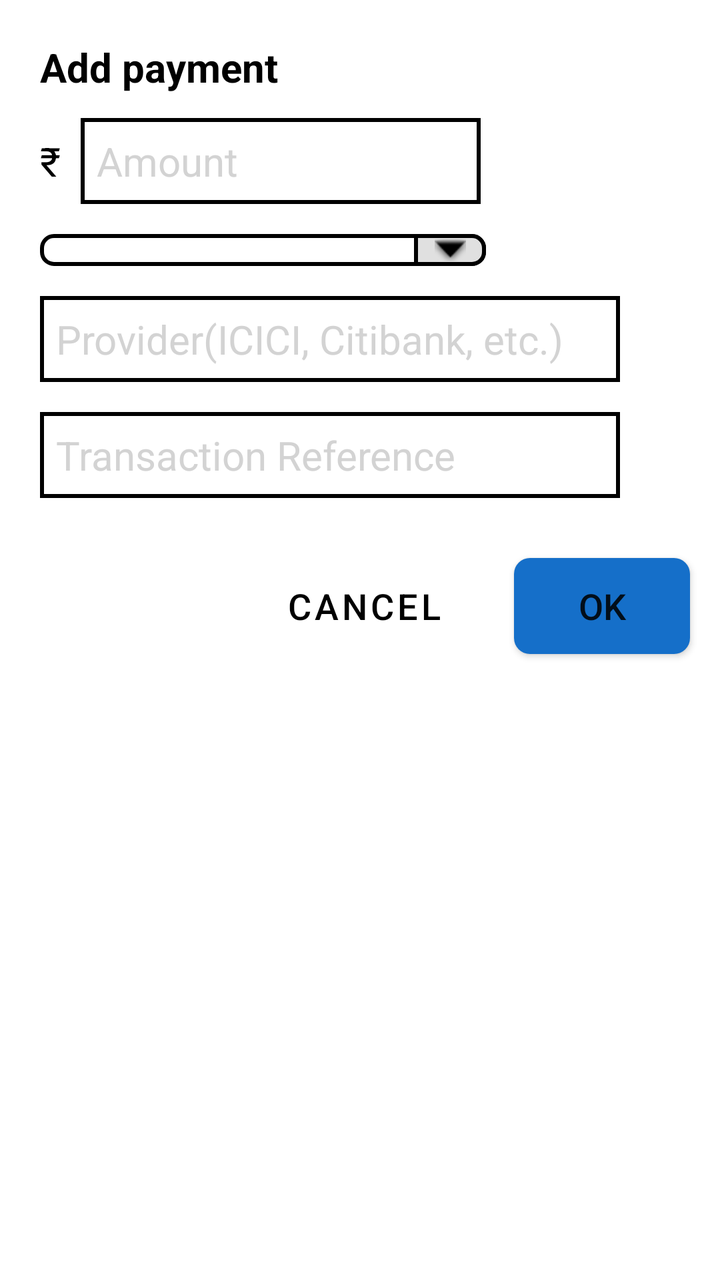
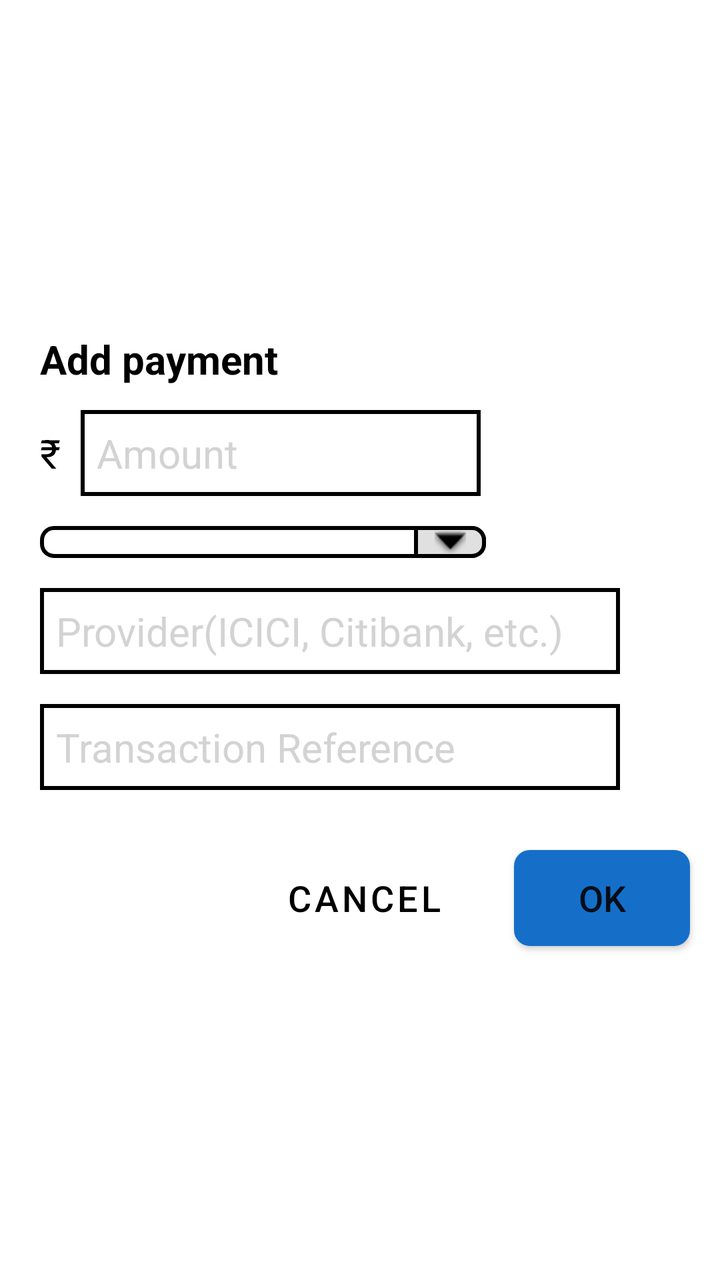

The first picture is an Android layout as it rendered before a commit; the second is the same layout after the commit. The layout source and the unified diff follow.
<!-- AndroidManifest.xml: application theme Theme.PaymentsTracker -->
<!-- res/layout/dialog_add_payment.xml -->
<?xml version="1.0" encoding="utf-8"?>
<androidx.constraintlayout.widget.ConstraintLayout xmlns:android="http://schemas.android.com/apk/res/android"
    android:layout_width="match_parent"
    android:layout_height="match_parent"
    xmlns:app="http://schemas.android.com/apk/res-auto">

    <ScrollView
        android:layout_width="match_parent"
        android:layout_height="match_parent">

        <androidx.constraintlayout.widget.ConstraintLayout
            android:layout_width="match_parent"
            android:layout_height="wrap_content">

        <TextView
            android:id="@+id/add_payment_title"
            android:layout_width="wrap_content"
            android:layout_height="wrap_content"
            android:textStyle="bold"
            android:textSize="20sp"
            android:textColor="@color/black"
            android:text="@string/add_payment"
            android:layout_marginStart="@dimen/margin_start"
            android:layout_marginTop="@dimen/margin_20"
            app:layout_constraintStart_toStartOf="parent"
            app:layout_constraintTop_toTopOf="parent"/>

        <TextView
            android:id="@+id/rupee_symbol"
            android:layout_width="wrap_content"
            android:layout_height="wrap_content"
            android:textSize="20sp"
            android:textColor="@color/black"
            android:text="@string/rupee_symbol"
            android:layout_marginStart="@dimen/margin_start"
            android:layout_marginTop="@dimen/margin_20"
            app:layout_constraintStart_toStartOf="parent"
            app:layout_constraintTop_toBottomOf="@id/add_payment_title"/>

        <EditText
            android:id="@+id/et_amount"
            android:layout_width="200dp"
            android:layout_height="wrap_content"
            android:hint="@string/amount"
            android:inputType="numberDecimal"
            android:textColor="@color/black"
            android:background="@drawable/et_border"
            android:textSize="20sp"
            android:textColorHint="@color/light_grey"
            android:layout_marginStart="@dimen/margin_10"
            android:longClickable="false"
            android:textIsSelectable="false"
            app:layout_constraintTop_toTopOf="@id/rupee_symbol"
            app:layout_constraintBottom_toBottomOf="@id/rupee_symbol"
            app:layout_constraintStart_toEndOf="@id/rupee_symbol"/>

        <Spinner
            android:id="@+id/spinner_payment_type"
            android:layout_width="223dp"
            android:layout_height="wrap_content"
            android:background="@drawable/spinner_border"
            style="@style/CustomSpinnerText"
            app:layout_constraintStart_toStartOf="parent"
            app:layout_constraintTop_toBottomOf="@id/et_amount"
            android:layout_marginTop="@dimen/margin_15"
            android:layout_marginStart="@dimen/margin_start"/>

        <EditText
            android:id="@+id/et_provider"
            android:layout_width="290dp"
            android:layout_height="wrap_content"
            android:hint="@string/provide_hint"
            android:textColor="@color/black"
            android:background="@drawable/et_border"
            android:textSize="20sp"
            android:textColorHint="@color/light_grey"
            android:maxLength="100"
            android:ellipsize="end"
            android:layout_marginStart="@dimen/margin_start"
            android:layout_marginTop="@dimen/margin_15"
            app:layout_constraintTop_toBottomOf="@id/spinner_payment_type"
            app:layout_constraintStart_toStartOf="parent"/>

        <EditText
            android:id="@+id/et_transaction_ref"
            android:layout_width="290dp"
            android:layout_height="wrap_content"
            android:hint="@string/transaction_hint"
            android:textColor="@color/black"
            android:background="@drawable/et_border"
            android:textSize="20sp"
            android:textColorHint="@color/light_grey"
            android:maxLength="100"
            android:ellipsize="end"
            android:layout_marginStart="@dimen/margin_start"
            android:layout_marginTop="@dimen/margin_15"
            app:layout_constraintTop_toBottomOf="@id/et_provider"
            app:layout_constraintStart_toStartOf="parent"/>

        <Button
            android:id="@+id/cta_ok"
            android:layout_width="wrap_content"
            android:layout_height="wrap_content"
            android:text="@string/ok_caps"
            android:layout_marginTop="@dimen/margin_30"
            android:layout_marginEnd="@dimen/margin_15"
            android:layout_marginBottom="@dimen/margin_20"
            app:backgroundTint="@null"
            android:background="@drawable/button_bg_blue"
            android:textSize="18sp"
            app:layout_constraintEnd_toEndOf="parent"
            app:layout_constraintTop_toBottomOf="@id/et_transaction_ref"
            app:layout_constraintBottom_toBottomOf="parent"/>

        <com.google.android.material.button.MaterialButton
            android:id="@+id/cta_cancel"
            android:layout_width="wrap_content"
            android:layout_height="wrap_content"
            android:text="@string/cancel"
            android:layout_marginTop="@dimen/margin_30"
            android:layout_marginEnd="@dimen/margin_20"
            android:layout_marginBottom="@dimen/margin_20"
            android:background="@color/transparent"
            app:backgroundTint="@null"
            android:textColor="@color/black"
            android:textSize="18sp"
            app:layout_constraintTop_toBottomOf="@id/et_transaction_ref"
            app:layout_constraintEnd_toStartOf="@id/cta_ok"
            app:layout_constraintBottom_toBottomOf="parent"/>

        </androidx.constraintlayout.widget.ConstraintLayout>

    </ScrollView>

</androidx.constraintlayout.widget.ConstraintLayout>
<!-- resources referenced by this layout -->
<resources>
  <color name="black">#FF000000</color>
  <color name="light_grey">#D3D3D3</color>
  <color name="transparent">#00000000</color>
  <dimen name="margin_10">10dp</dimen>
  <dimen name="margin_15">15dp</dimen>
  <dimen name="margin_20">20dp</dimen>
  <dimen name="margin_30">30dp</dimen>
  <dimen name="margin_start">20dp</dimen>
  <!-- drawable button_bg_blue (drawable) -->
  <?xml version="1.0" encoding="utf-8"?>
  <shape xmlns:android="http://schemas.android.com/apk/res/android"
      android:shape="rectangle">
  
      <solid android:color="@color/blue_add_payment" />
  
      <corners android:radius="8dp" />
  
  </shape>
  <!-- drawable et_border (drawable) -->
  <?xml version="1.0" encoding="utf-8"?>
  <shape xmlns:android="http://schemas.android.com/apk/res/android"
      android:shape="rectangle">
  
      <solid android:color="@android:color/white" />
  
      <stroke
          android:width="2dp"
          android:color="@android:color/black" />
  
  
      <padding
          android:left="8dp"
          android:top="8dp"
          android:right="8dp"
          android:bottom="8dp" />
  </shape>
  <!-- drawable spinner_border (drawable) -->
  <?xml version="1.0" encoding="utf-8"?>
  <layer-list xmlns:android="http://schemas.android.com/apk/res/android">
  
      
      <item>
          <shape android:shape="rectangle">
              <solid android:color="@android:color/white" />
              <stroke android:width="2dp" android:color="@android:color/black" />
              <corners android:radius="6dp" />
          </shape>
      </item>
  
      
      <item android:right="0dp" android:left="187dp"> 
          <shape android:shape="rectangle">
              <solid android:color="@color/dropdown_grey" />
              <stroke android:width="2dp" android:color="@android:color/black" />
              <corners
                  android:topRightRadius="6dp"
                  android:bottomRightRadius="6dp" />
          </shape>
      </item>
  
      <item android:gravity="right|center_vertical" android:right="10dp">
          <bitmap
              android:src="@android:drawable/arrow_down_float"
              android:tint="@color/black"
              android:gravity="center" />
      </item>
  
  </layer-list>
  <string name="add_payment">Add payment</string>
  <string name="amount">Amount</string>
  <string name="cancel">Cancel</string>
  <string name="ok_caps">OK</string>
  <string name="provide_hint">Provider(ICICI, Citibank, etc.)</string>
  <string name="rupee_symbol">₹</string>
  <string name="transaction_hint">Transaction Reference</string>
  <style name="CustomSpinnerText" parent="Widget.AppCompat.Spinner">
          <item name="android:textSize">18sp</item>
          <item name="android:padding">8dp</item>
          <item name="android:textColor">@android:color/black</item>
      </style>
  <style name="Theme.PaymentsTracker" parent="Theme.MaterialComponents.DayNight.DarkActionBar">
          
          <item name="colorPrimary">@color/purple_500</item>
          <item name="colorPrimaryVariant">@color/purple_700</item>
          <item name="colorOnPrimary">@color/white</item>
          
          <item name="colorSecondary">@color/teal_200</item>
          <item name="colorSecondaryVariant">@color/teal_700</item>
          <item name="colorOnSecondary">@color/black</item>
          
          <item name="android:statusBarColor">?attr/colorPrimaryVariant</item>
          
      </style>
  <color name="blue_add_payment">#156FC9</color>
  <color name="dropdown_grey">#E0E0E0</color>
  <color name="purple_500">#FF6200EE</color>
  <color name="purple_700">#FF3700B3</color>
  <color name="white">#FFFFFFFF</color>
  <color name="teal_200">#FF03DAC5</color>
  <color name="teal_700">#FF018786</color>
</resources>

<!-- the commit's change to res/layout/dialog_add_payment.xml (unified diff, before → after) -->
@@ -1,12 +1,15 @@
 <?xml version="1.0" encoding="utf-8"?>
 <androidx.constraintlayout.widget.ConstraintLayout xmlns:android="http://schemas.android.com/apk/res/android"
     android:layout_width="match_parent"
-    android:layout_height="match_parent"
+    android:layout_height="wrap_content"
     xmlns:app="http://schemas.android.com/apk/res-auto">
 
     <ScrollView
         android:layout_width="match_parent"
-        android:layout_height="match_parent">
+        android:layout_height="wrap_content"
+        android:fillViewport="true"
+        app:layout_constraintTop_toTopOf="parent"
+        app:layout_constraintBottom_toBottomOf="parent">
 
         <androidx.constraintlayout.widget.ConstraintLayout
             android:layout_width="match_parent"
@@ -104,13 +107,11 @@
             android:text="@string/ok_caps"
             android:layout_marginTop="@dimen/margin_30"
             android:layout_marginEnd="@dimen/margin_15"
-            android:layout_marginBottom="@dimen/margin_20"
             app:backgroundTint="@null"
             android:background="@drawable/button_bg_blue"
             android:textSize="18sp"
             app:layout_constraintEnd_toEndOf="parent"
-            app:layout_constraintTop_toBottomOf="@id/et_transaction_ref"
-            app:layout_constraintBottom_toBottomOf="parent"/>
+            app:layout_constraintTop_toBottomOf="@id/et_transaction_ref"/>
 
         <com.google.android.material.button.MaterialButton
             android:id="@+id/cta_cancel"
@@ -119,14 +120,19 @@
             android:text="@string/cancel"
             android:layout_marginTop="@dimen/margin_30"
             android:layout_marginEnd="@dimen/margin_20"
-            android:layout_marginBottom="@dimen/margin_20"
             android:background="@color/transparent"
             app:backgroundTint="@null"
             android:textColor="@color/black"
             android:textSize="18sp"
             app:layout_constraintTop_toBottomOf="@id/et_transaction_ref"
-            app:layout_constraintEnd_toStartOf="@id/cta_ok"
-            app:layout_constraintBottom_toBottomOf="parent"/>
+            app:layout_constraintEnd_toStartOf="@id/cta_ok"/>
+
+        <View
+            android:layout_width="match_parent"
+            android:layout_height="1dp"
+            android:layout_marginTop="@dimen/margin_20"
+            app:layout_constraintTop_toBottomOf="@id/cta_cancel"
+            app:layout_constraintBottom_toBottomOf="parent" />
 
         </androidx.constraintlayout.widget.ConstraintLayout>
 
